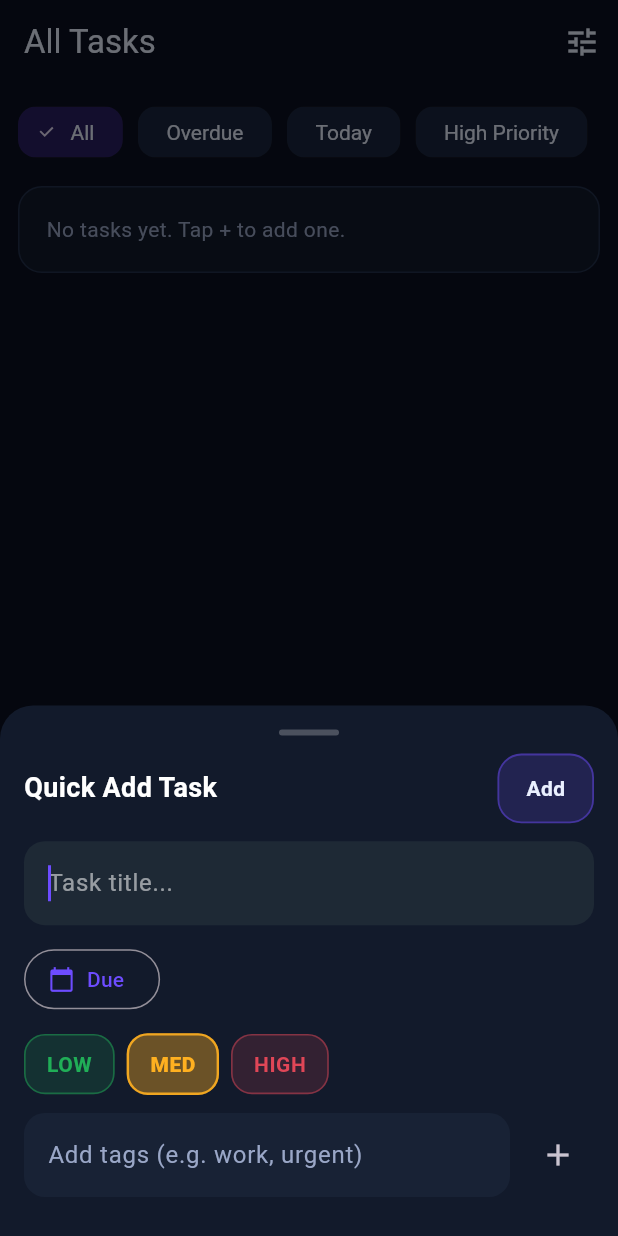
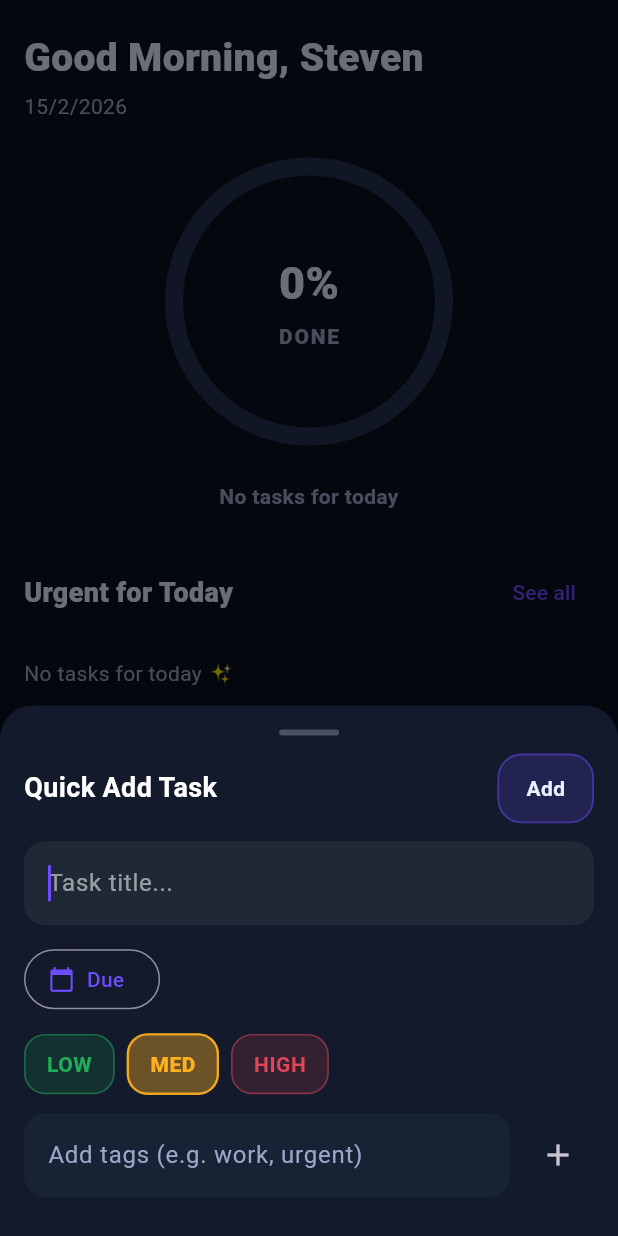
Before and after one commit to StevenBahaa/todo_flutter_app, a Flutter app: the screen it shows after launch, after a tap on the "add" icon, on a phone screen of 412 x 824 dp. Run offline on Flutter 3.47's test engine with Material 3 defaults, Android fonts, the light colour scheme and no system bars; our stand-ins replace equatable, flutter_bloc, hive, hive_flutter; accounts and stored records are empty.

Commit message:
feat(today): add animated progress dashboard and urgent tasks logic

```diff
--- a/lib/features/tasks/sheets/quick_add_sheet.dart
+++ b/lib/features/tasks/sheets/quick_add_sheet.dart
@@ -100,6 +100,7 @@ class _QuickAddSheetState extends State<QuickAddSheet> {
       priority: _priority,
       tags: List.unmodifiable(_tags),
       dueDateTime: _dueDateTime,
+
     );
 
     context.read<TasksCubit>().createTask(task);
--- /dev/null
+++ b/lib/features/tasks/view/today_dashboard_screen.dart
@@ -0,0 +1,214 @@
+import 'package:flutter/material.dart';
+import 'package:flutter_bloc/flutter_bloc.dart';
+import '../../../core/theme/app_colors.dart';
+import '../../../core/widgets/task_card.dart';
+import '../../../data/models/task_enums.dart';
+import '../cubit/tasks_cubit.dart';
+import '../cubit/tasks_state.dart';
+import '../sheets/quick_add_sheet.dart';
+import 'comprehensive_task_list_screen.dart';
+
+class TodayDashboardScreen extends StatelessWidget {
+  const TodayDashboardScreen({super.key});
+
+  DateTime _dateOnly(DateTime d) => DateTime(d.year, d.month, d.day);
+
+  bool _isSameDay(DateTime a, DateTime b) =>
+      a.year == b.year && a.month == b.month && a.day == b.day;
+
+  @override
+  Widget build(BuildContext context) {
+    return Scaffold(
+      backgroundColor: AppColors.bg,
+      floatingActionButton: FloatingActionButton(
+        backgroundColor: AppColors.primary,
+        child: const Icon(Icons.add),
+        onPressed: () {
+          showModalBottomSheet(
+            context: context,
+            isScrollControlled: true,
+            builder: (_) => const QuickAddSheet(),
+          );
+        },
+      ),
+      body: SafeArea(
+        child: BlocBuilder<TasksCubit, TasksState>(
+          builder: (context, state) {
+            final now = DateTime.now();
+            final today = _dateOnly(now);
+
+            /// ✅ كل tasks بتاعة النهارده
+            final todayTasks = state.tasks.where((t) {
+              if (t.dueDateTime == null) return false;
+              return _isSameDay(_dateOnly(t.dueDateTime!), today);
+            }).toList();
+
+            /// ✅ done today
+            final doneToday = todayTasks
+                .where((t) => t.status == TaskStatus.done.index)
+                .length;
+
+            /// ✅ urgent today (مش done)
+            final urgent =
+                todayTasks
+                    .where((t) => t.status != TaskStatus.done.index)
+                    .toList()
+                  ..sort((a, b) => b.priority.compareTo(a.priority));
+
+            final leftToday = urgent.length;
+
+            final double progress = todayTasks.isEmpty
+                ? 0.0
+                : (doneToday / todayTasks.length);
+            final int percent = (progress * 100).round();
+            return ListView(
+              padding: const EdgeInsets.fromLTRB(16, 20, 16, 120),
+              children: [
+                /// HEADER
+                const Text(
+                  "Good Morning, Steven",
+                  style: TextStyle(
+                    color: AppColors.text,
+                    fontSize: 26,
+                    fontWeight: FontWeight.w800,
+                  ),
+                ),
+                const SizedBox(height: 4),
+                Text(
+                  "${now.day}/${now.month}/${now.year}",
+                  style: const TextStyle(color: AppColors.textMuted),
+                ),
+
+                const SizedBox(height: 30),
+
+                Center(
+                  child: Stack(
+                    alignment: Alignment.center,
+                    children: [
+                      SizedBox(
+                        width: 180,
+                        height: 180,
+                        child: TweenAnimationBuilder<double>(
+                          duration: const Duration(milliseconds: 450),
+                          curve: Curves.easeOutCubic,
+                          tween: Tween<double>(
+                            begin: 0,
+                            end: progress.clamp(0.0, 1.0).toDouble(),
+                          ),
+                          builder: (context, value, _) {
+                            return SizedBox(
+                              width: 180,
+                              height: 180,
+                              child: CircularProgressIndicator(
+                                value: value,
+                                strokeWidth: 12,
+                                backgroundColor: AppColors.border,
+                                valueColor: const AlwaysStoppedAnimation(
+                                  AppColors.primary,
+                                ),
+                                strokeCap: StrokeCap.round,
+                              ),
+                            );
+                          },
+                        ),
+                      ),
+                      Column(
+                        mainAxisSize: MainAxisSize.min,
+                        children: [
+                          Text(
+                            "$percent%",
+                            style: const TextStyle(
+                              color: AppColors.text,
+                              fontSize: 30,
+                              fontWeight: FontWeight.w900,
+                            ),
+                          ),
+                          const SizedBox(height: 4),
+                          const Text(
+                            "DONE",
+                            style: TextStyle(
+                              color: AppColors.textMuted,
+                              fontWeight: FontWeight.w800,
+                              letterSpacing: 1.2,
+                            ),
+                          ),
+                        ],
+                      ),
+                    ],
+                  ),
+                ),
+
+                const SizedBox(height: 30),
+
+                Text(
+                  todayTasks.isEmpty
+                      ? "No tasks for today"
+                      : leftToday == 0
+                      ? "All tasks done 🎉"
+                      : "$leftToday task(s) left",
+                  style: const TextStyle(
+                    color: AppColors.textMuted,
+                    fontWeight: FontWeight.w600,
+                  ),
+                  textAlign: TextAlign.center,
+                ),
+
+                const SizedBox(height: 30),
+
+                /// TITLE ROW
+                Row(
+                  children: [
+                    const Text(
+                      "Urgent for Today",
+                      style: TextStyle(
+                        color: AppColors.text,
+                        fontWeight: FontWeight.w800,
+                        fontSize: 18,
+                      ),
+                    ),
+                    const Spacer(),
+                    TextButton(
+                      onPressed: () {
+                        Navigator.push(
+                          context,
+                          MaterialPageRoute(
+                            builder: (_) => const ComprehensiveTaskListScreen(),
+                          ),
+                        );
+                      },
+                      child: const Text(
+                        "See all",
+                        style: TextStyle(color: AppColors.primary),
+                      ),
+                    ),
+                  ],
+                ),
+
+                const SizedBox(height: 8),
+
+                /// TASKS LIST
+                if (urgent.isEmpty)
+                  const Padding(
+                    padding: EdgeInsets.only(top: 12),
+                    child: Text(
+                      "No tasks for today ✨",
+                      style: TextStyle(color: AppColors.textMuted),
+                    ),
+                  ),
+
+                ...urgent.map(
+                  (t) => TaskCard(
+                    task: t,
+                    onToggleDone: () =>
+                        context.read<TasksCubit>().toggleDone(t),
+                    onDelete: () => context.read<TasksCubit>().deleteTask(t.id),
+                  ),
+                ),
+              ],
+            );
+          },
+        ),
+      ),
+    );
+  }
+}
--- a/lib/main.dart
+++ b/lib/main.dart
@@ -5,6 +5,7 @@ import 'package:todo_list/data/local/hive_init.dart';
 import 'package:todo_list/data/repositories/tasks_repository.dart';
 import 'package:todo_list/features/tasks/cubit/tasks_cubit.dart';
 import 'package:todo_list/features/tasks/view/comprehensive_task_list_screen.dart';
+import 'package:todo_list/features/tasks/view/today_dashboard_screen.dart';
 
 Future<void> main() async {
   WidgetsFlutterBinding.ensureInitialized();
@@ -25,7 +26,7 @@ class MyApp extends StatelessWidget {
         child: MaterialApp(
           debugShowCheckedModeBanner: false,
           theme: AppTheme.darkTheme(),
-          home: ComprehensiveTaskListScreen(),
+          home: TodayDashboardScreen(),
         ),
       ),
     );
```
